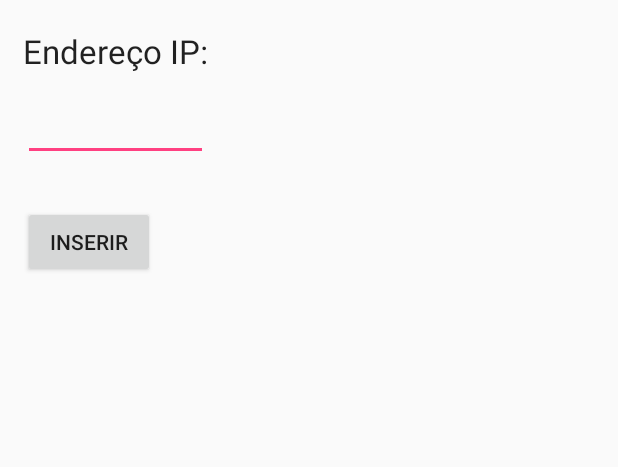
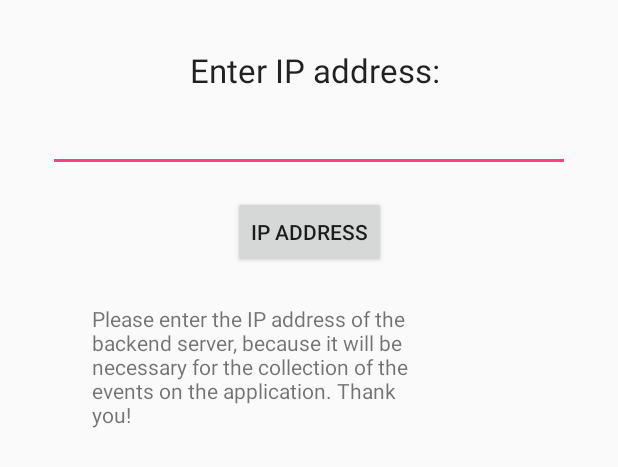
Before and after one commit to pontocom/HiFootballApp, an Android app: the layout alterarip.xml on its own in the app's theme, with its tools: preview values and no code run, on a phone screen of 412 x 824 dp. Shown: the top 467 px of the screen. Run offline under Robolectric (Android 15) with nearby library versions, the phone set to English and light mode, and no system bars.

Commit message:
Started making some changes to improve the original code.

```diff
--- a/app/build.gradle
+++ b/app/build.gradle
@@ -23,4 +23,5 @@ dependencies {
     testImplementation 'junit:junit:4.12'
     implementation 'com.android.support:appcompat-v7:23.4.0'
     implementation 'com.android.support:design:23.4.0'
+    implementation 'com.android.support.constraint:constraint-layout:1.1.3'
 }
--- a/app/src/main/java/com/example/brunobarros/hifootball/Alterar_IP.java
+++ b/app/src/main/java/com/example/brunobarros/hifootball/Alterar_IP.java
@@ -18,11 +18,15 @@ import java.util.concurrent.ExecutionException;
  */
 public class Alterar_IP extends Activity {
 
+    static String APPTAG = "HIFootballApp";
+    static String PREFSFILE = "HIFootballPrefsFile";
+
     @Override
     protected void onCreate(Bundle savedInstanceState) {
         super.onCreate(savedInstanceState);
         setContentView(R.layout.alterarip);
 
+        /*
         DisplayMetrics dm = new DisplayMetrics();
         getWindowManager().getDefaultDisplay().getMetrics(dm);
 
@@ -30,8 +34,9 @@ public class Alterar_IP extends Activity {
         int altura = dm.heightPixels;
 
         getWindow().setLayout((int)(largura*.6),(int)(altura*.6));
+        */
 
-        SharedPreferences pref = getApplicationContext().getSharedPreferences("MyPrefs", 0);
+        SharedPreferences pref = getApplicationContext().getSharedPreferences(PREFSFILE, 0);
         final SharedPreferences.Editor editor = pref.edit();
 
         Button bt = (Button) findViewById(R.id.btinserir);
@@ -43,9 +48,9 @@ public class Alterar_IP extends Activity {
 
                 editor.putString("ip", ip.getText().toString());
                 editor.apply();
-                Log.i("HiFootball", "IP = " + ip.getText().toString());
+                Log.i(APPTAG, "IP = " + ip.getText().toString());
                 //editor.commit();
-                //finish();
+                finish();
                 startActivity(new Intent(getApplicationContext(), Pagina_Inicial.class));
             }
         });
--- a/app/src/main/java/com/example/brunobarros/hifootball/Pagina_Inicial.java
+++ b/app/src/main/java/com/example/brunobarros/hifootball/Pagina_Inicial.java
@@ -29,6 +29,7 @@ public class Pagina_Inicial extends AppCompatActivity {
     ArrayList<String> jogo = new ArrayList<String>();
     json jsonclass;
     SharedPreferences pref;
+    static String APPTAG = "HIFootballApp";
 
     @Override
     protected void onCreate(Bundle savedInstanceState) {
@@ -43,14 +44,14 @@ public class Pagina_Inicial extends AppCompatActivity {
         jsonclass = new json();
         PHPConnection phpc = new PHPConnection(this, jsonclass);
         try {
-            resj =phpc.execute(method).get();
-            Log.d("babarros", "0");
+            resj = phpc.execute(method).get();
+            Log.d(APPTAG, "0");
         } catch (InterruptedException e) {
             Toast.makeText(this, "Erro1", Toast.LENGTH_LONG).show();
-            Log.d("babarros", "1");
+            Log.d(APPTAG, "1");
         } catch (ExecutionException e) {
             Toast.makeText(this, "Erro2", Toast.LENGTH_LONG).show();
-            Log.d("babarros", "2");
+            Log.d(APPTAG, "2");
         }
 
         try {
@@ -58,9 +59,10 @@ public class Pagina_Inicial extends AppCompatActivity {
             //jsonArray = jsonObject.getJSONArray("");
             if (resj == null)
             {
-                Log.d("StrartAtivity", "entrou");
+                Log.d(APPTAG, "Entrou na StartActivity -> Pagina_Inicial");
+                Toast.makeText(this, "There was an error connecting to the backend!", Toast.LENGTH_SHORT).show();
                 startActivity(new Intent(this, Alterar_IP.class));
-                //finish();
+                finish();
             }
             else {
                 jsonArray = new JSONArray(resj);
--- a/app/src/main/res/layout/alterarip.xml
+++ b/app/src/main/res/layout/alterarip.xml
@@ -1,38 +1,69 @@
 <?xml version="1.0" encoding="utf-8"?>
-<RelativeLayout xmlns:android="http://schemas.android.com/apk/res/android"
-    android:layout_width="match_parent" android:layout_height="match_parent">
+<android.support.constraint.ConstraintLayout xmlns:android="http://schemas.android.com/apk/res/android"
+    xmlns:app="http://schemas.android.com/apk/res-auto"
+    xmlns:tools="http://schemas.android.com/tools"
+    android:id="@+id/relativeLayout2"
+    android:layout_width="match_parent"
+    android:layout_height="match_parent">
 
     <TextView
+        android:id="@+id/textView"
         android:layout_width="wrap_content"
         android:layout_height="wrap_content"
+        android:layout_marginEnd="8dp"
+        android:layout_marginLeft="15dp"
+        android:layout_marginRight="8dp"
+        android:layout_marginStart="15dp"
+        android:layout_marginTop="32dp"
+        android:text="@string/txt_lbl_ipaddress"
         android:textAppearance="?android:attr/textAppearanceLarge"
-        android:text="Endereço IP:"
-        android:id="@+id/textView"
-        android:layout_alignParentTop="true"
-        android:layout_alignParentLeft="true"
-        android:layout_alignParentStart="true"
-        android:layout_marginLeft="15dp"
-        android:layout_marginStart="15dp"
-        android:layout_marginTop="19dp" />
+        app:layout_constraintEnd_toEndOf="parent"
+        app:layout_constraintLeft_toLeftOf="parent"
+        app:layout_constraintStart_toStartOf="parent"
+        app:layout_constraintTop_toTopOf="parent" />
 
     <EditText
+        android:id="@+id/ip"
+        android:layout_width="0dp"
+        android:layout_height="wrap_content"
+        android:layout_marginEnd="32dp"
+        android:layout_marginLeft="32dp"
+        android:layout_marginRight="32dp"
+        android:layout_marginStart="32dp"
+        android:layout_marginTop="8dp"
+        android:inputType="textUri"
+        app:layout_constraintEnd_toEndOf="parent"
+        app:layout_constraintStart_toStartOf="parent"
+        app:layout_constraintTop_toBottomOf="@+id/textView" />
+
+    <Button
+        android:id="@+id/btinserir"
         android:layout_width="wrap_content"
         android:layout_height="wrap_content"
-        android:id="@+id/ip"
-        android:layout_below="@+id/textView"
-        android:layout_alignLeft="@+id/textView"
-        android:layout_alignStart="@+id/textView"
-        android:layout_marginTop="13dp"
-        android:layout_alignRight="@+id/textView"
-        android:layout_alignEnd="@+id/textView" />
+        android:layout_marginEnd="8dp"
+        android:layout_marginLeft="8dp"
+        android:layout_marginRight="8dp"
+        android:layout_marginStart="8dp"
+        android:layout_marginTop="16dp"
+        android:text="@string/txt_btn_ipaddress"
+        app:layout_constraintEnd_toEndOf="parent"
+        app:layout_constraintLeft_toLeftOf="@+id/ip"
+        app:layout_constraintStart_toStartOf="parent"
+        app:layout_constraintTop_toBottomOf="@+id/ip" />
 
-    <Button
-        android:layout_width="wrap_content"
+    <TextView
+        android:id="@+id/textView29"
+        android:layout_width="0dp"
         android:layout_height="wrap_content"
-        android:text="Inserir"
-        android:id="@+id/btinserir"
-        android:layout_below="@+id/ip"
-        android:layout_alignLeft="@+id/ip"
-        android:layout_alignStart="@+id/ip"
-        android:layout_marginTop="30dp" />
-</RelativeLayout>
+        android:layout_marginEnd="128dp"
+        android:layout_marginLeft="61dp"
+        android:layout_marginRight="128dp"
+        android:layout_marginStart="61dp"
+        android:layout_marginTop="24dp"
+        android:text="@string/txt_lbl_explain_ipaddress"
+        app:layout_constraintEnd_toEndOf="parent"
+        app:layout_constraintHorizontal_bias="0.5"
+        app:layout_constraintStart_toStartOf="parent"
+        app:layout_constraintTop_toBottomOf="@+id/btinserir" />
+
+</android.support.constraint.ConstraintLayout>
--- a/app/src/main/res/values/strings.xml
+++ b/app/src/main/res/values/strings.xml
@@ -1,5 +1,8 @@
 <resources>
     <string name="app_name">Hi Football</string>
     <string name="action_settings">Settings</string>
-    <string name="title_activity_teste">teste</string>
+    <string name="title_activity_teste">test</string>
+    <string name="txt_lbl_ipaddress">Enter IP address:</string>
+    <string name="txt_btn_ipaddress">IP address</string>
+    <string name="txt_lbl_explain_ipaddress">Please enter the IP address of the backend server, because it will be necessary for the collection of the events on the application. Thank you!</string>
 </resources>
--- a/build.gradle
+++ b/build.gradle
@@ -16,6 +16,7 @@ buildscript {
 allprojects {
     repositories {
         jcenter()
+        google()
     }
 }
 
```
Also changed, not shown: 333 other files.
